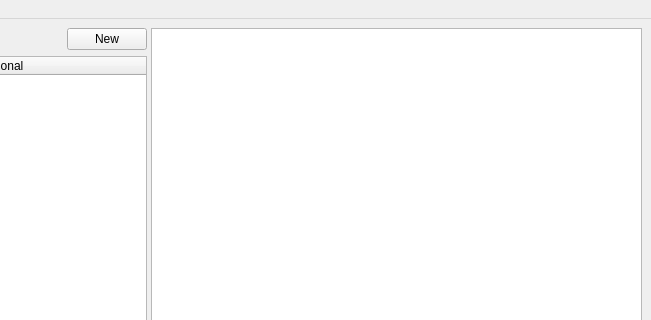
Qt form som_gui/module/main_window/qt/MainWindow.ui (c-mellueh/SOM-Toolkit) before a commit; both pictures show x 859 to 1510 and y 0 to 320 of the 1510 by 754 pixel window.
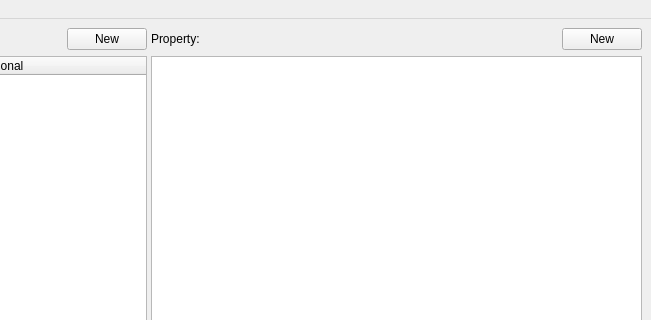
The same form after that commit. Icons and pictures are not drawn. Custom widgets are drawn as their Qt base class.

Commit message: add property button to UI

```diff
--- a/som_gui/module/main_window/qt/MainWindow.ui
+++ b/som_gui/module/main_window/qt/MainWindow.ui
@@ -252,6 +252,40 @@
         </item>
        </layout>
       </widget>
+      <widget class="QWidget" name="verticalLayoutWidget_2">
+       <layout class="QVBoxLayout" name="vertical_layout_properties">
+        <item>
+         <layout class="QHBoxLayout" name="horizontalLayout_properties">
+          <item>
+           <widget class="QLabel" name="label">
+            <property name="text">
+             <string>Property:</string>
+            </property>
+           </widget>
+          </item>
+          <item>
+           <spacer name="horizontalSpacer">
+            <property name="orientation">
+             <enum>Qt::Orientation::Horizontal</enum>
+            </property>
+            <property name="sizeHint" stdset="0">
+             <size>
+              <width>40</width>
+              <height>20</height>
+             </size>
+            </property>
+           </spacer>
+          </item>
+          <item>
+           <widget class="QPushButton" name="button_property_add">
+            <property name="text">
+             <string>New</string>
+            </property>
+           </widget>
+          </item>
+         </layout>
+        </item>
+        <item>
       <widget class="PropertyTable" name="table_property">
        <property name="contextMenuPolicy">
         <enum>Qt::ContextMenuPolicy::CustomContextMenu</enum>
@@ -272,6 +306,9 @@
         <bool>true</bool>
        </attribute>
       </widget>
+        </item>
+       </layout>
+      </widget>
      </widget>
     </item>
    </layout>
@@ -324,16 +361,16 @@
   </action>
  </widget>
  <customwidgets>
-  <customwidget>
-   <class>ClassView</class>
-   <extends>QTreeView</extends>
-   <header>som_gui.module.class_tree.ui</header>
-  </customwidget>
   <customwidget>
    <class>PropertyTable</class>
    <extends>QTableWidget</extends>
    <header>som_gui.module.property_table.ui</header>
   </customwidget>
+  <customwidget>
+   <class>ClassView</class>
+   <extends>QTreeView</extends>
+   <header>som_gui.module.class_tree.ui</header>
+  </customwidget>
   <customwidget>
    <class>PsetTableWidget</class>
    <extends>QTableWidget</extends>
```
Lines whose indentation alone changed are shown as unchanged. The commit also changes 1 other file.
